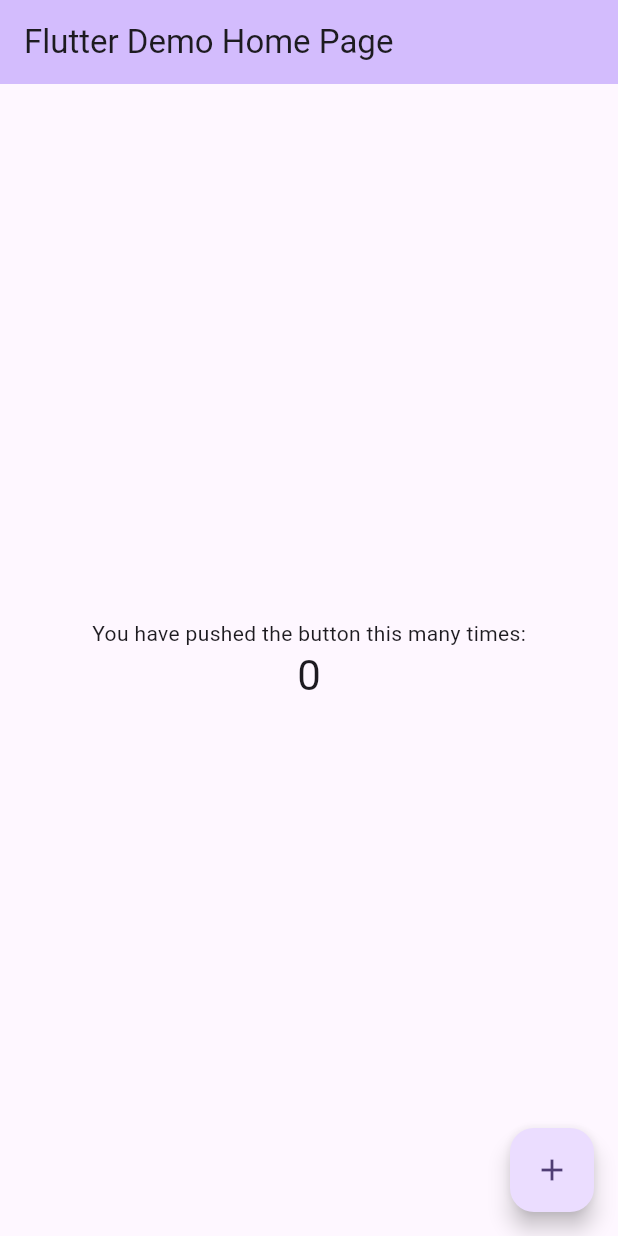
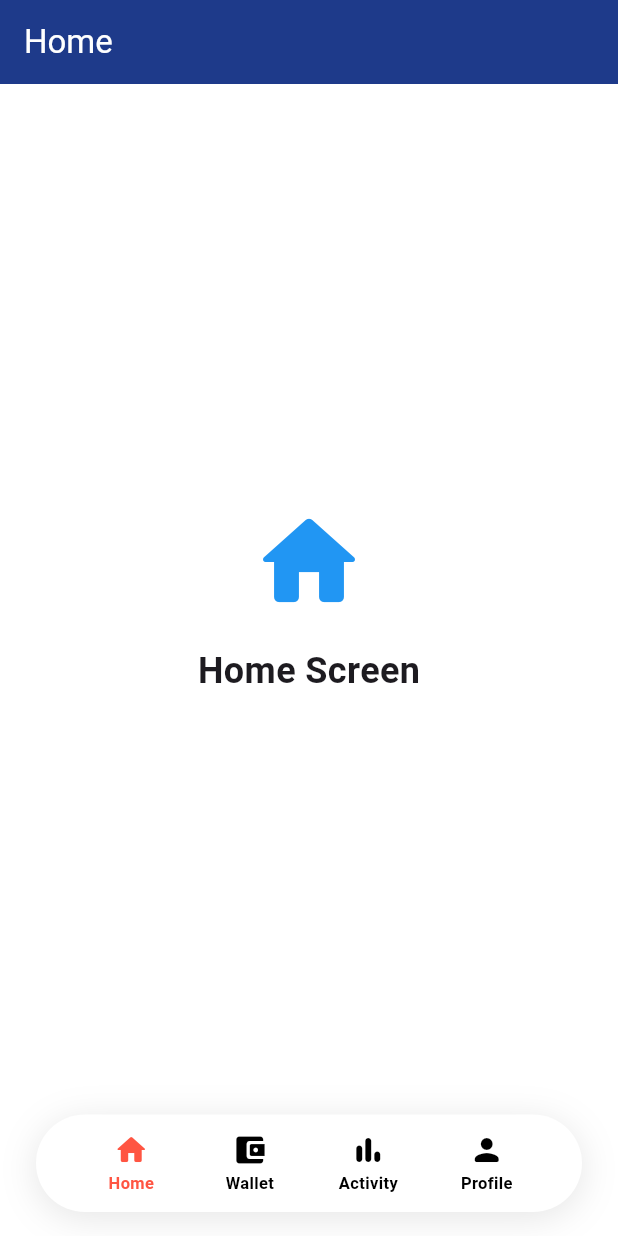
Before and after one commit to GenePay-Full-Stack-Project/genepay-user-app, a Flutter app: the screen it shows after launch, on a phone screen of 412 x 824 dp. Run offline on Flutter 3.47's test engine with Material 3 defaults, Android fonts, the phone set to English and light mode, and no system bars.

Commit message:
Implement main navigation and add screens for Home, Wallet, Activity, and Profile

```diff
--- a/lib/main.dart
+++ b/lib/main.dart
@@ -1,4 +1,5 @@
 import 'package:flutter/material.dart';
+import 'screens/main_navigation.dart';
 
 void main() {
   runApp(const MyApp());
@@ -7,116 +8,14 @@ void main() {
 class MyApp extends StatelessWidget {
   const MyApp({super.key});
 
-  // This widget is the root of your application.
   @override
   Widget build(BuildContext context) {
     return MaterialApp(
-      title: 'Flutter Demo',
+      title: 'GenePay',
       theme: ThemeData(
-        // This is the theme of your application.
-        //
-        // TRY THIS: Try running your application with "flutter run". You'll see
-        // the application has a purple toolbar. Then, without quitting the app,
-        // try changing the seedColor in the colorScheme below to Colors.green
-        // and then invoke "hot reload" (save your changes or press the "hot
-        // reload" button in a Flutter-supported IDE, or press "r" if you used
-        // the command line to start the app).
-        //
-        // Notice that the counter didn't reset back to zero; the application
-        // state is not lost during the reload. To reset the state, use hot
-        // restart instead.
-        //
-        // This works for code too, not just values: Most code changes can be
-        // tested with just a hot reload.
         colorScheme: ColorScheme.fromSeed(seedColor: Colors.deepPurple),
       ),
-      home: const MyHomePage(title: 'Flutter Demo Home Page'),
+      home: const MainNavigation(),
     );
   }
 }
-
-class MyHomePage extends StatefulWidget {
-  const MyHomePage({super.key, required this.title});
-
-  // This widget is the home page of your application. It is stateful, meaning
-  // that it has a State object (defined below) that contains fields that affect
-  // how it looks.
-
-  // This class is the configuration for the state. It holds the values (in this
-  // case the title) provided by the parent (in this case the App widget) and
-  // used by the build method of the State. Fields in a Widget subclass are
-  // always marked "final".
-
-  final String title;
-
-  @override
-  State<MyHomePage> createState() => _MyHomePageState();
-}
-
-class _MyHomePageState extends State<MyHomePage> {
-  int _counter = 0;
-
-  void _incrementCounter() {
-    setState(() {
-      // This call to setState tells the Flutter framework that something has
-      // changed in this State, which causes it to rerun the build method below
-      // so that the display can reflect the updated values. If we changed
-      // _counter without calling setState(), then the build method would not be
-      // called again, and so nothing would appear to happen.
-      _counter++;
-    });
-  }
-
-  @override
-  Widget build(BuildContext context) {
-    // This method is rerun every time setState is called, for instance as done
-    // by the _incrementCounter method above.
-    //
-    // The Flutter framework has been optimized to make rerunning build methods
-    // fast, so that you can just rebuild anything that needs updating rather
-    // than having to individually change instances of widgets.
-    return Scaffold(
-      appBar: AppBar(
-        // TRY THIS: Try changing the color here to a specific color (to
-        // Colors.amber, perhaps?) and trigger a hot reload to see the AppBar
-        // change color while the other colors stay the same.
-        backgroundColor: Theme.of(context).colorScheme.inversePrimary,
-        // Here we take the value from the MyHomePage object that was created by
-        // the App.build method, and use it to set our appbar title.
-        title: Text(widget.title),
-      ),
-      body: Center(
-        // Center is a layout widget. It takes a single child and positions it
-        // in the middle of the parent.
-        child: Column(
-          // Column is also a layout widget. It takes a list of children and
-          // arranges them vertically. By default, it sizes itself to fit its
-          // children horizontally, and tries to be as tall as its parent.
-          //
-          // Column has various properties to control how it sizes itself and
-          // how it positions its children. Here we use mainAxisAlignment to
-          // center the children vertically; the main axis here is the vertical
-          // axis because Columns are vertical (the cross axis would be
-          // horizontal).
-          //
-          // TRY THIS: Invoke "debug painting" (choose the "Toggle Debug Paint"
-          // action in the IDE, or press "p" in the console), to see the
-          // wireframe for each widget.
-          mainAxisAlignment: MainAxisAlignment.center,
-          children: [
-            const Text('You have pushed the button this many times:'),
-            Text(
-              '$_counter',
-              style: Theme.of(context).textTheme.headlineMedium,
-            ),
-          ],
-        ),
-      ),
-      floatingActionButton: FloatingActionButton(
-        onPressed: _incrementCounter,
-        tooltip: 'Increment',
-        child: const Icon(Icons.add),
-      ),
-    );
-  }
-}
--- /dev/null
+++ b/lib/screens/activity_screen.dart
@@ -0,0 +1,22 @@
+import 'package:flutter/material.dart';
+
+class ActivityScreen extends StatelessWidget {
+  const ActivityScreen({super.key});
+
+  @override
+  Widget build(BuildContext context) {
+    return Center(
+      child: Column(
+        mainAxisAlignment: MainAxisAlignment.center,
+        children: [
+          Icon(Icons.bar_chart_rounded, size: 80, color: Colors.orange),
+          const SizedBox(height: 16),
+          const Text(
+            'Activity Screen',
+            style: TextStyle(fontSize: 24, fontWeight: FontWeight.bold),
+          ),
+        ],
+      ),
+    );
+  }
+}
--- /dev/null
+++ b/lib/screens/home_screen.dart
@@ -0,0 +1,22 @@
+import 'package:flutter/material.dart';
+
+class HomeScreen extends StatelessWidget {
+  const HomeScreen({super.key});
+
+  @override
+  Widget build(BuildContext context) {
+    return Center(
+      child: Column(
+        mainAxisAlignment: MainAxisAlignment.center,
+        children: [
+          Icon(Icons.home_rounded, size: 80, color: Colors.blue),
+          const SizedBox(height: 16),
+          const Text(
+            'Home Screen',
+            style: TextStyle(fontSize: 24, fontWeight: FontWeight.bold),
+          ),
+        ],
+      ),
+    );
+  }
+}
--- /dev/null
+++ b/lib/screens/main_navigation.dart
@@ -0,0 +1,126 @@
+import 'package:flutter/material.dart';
+import 'home_screen.dart';
+import 'wallet_screen.dart';
+import 'activity_screen.dart';
+import 'profile_screen.dart';
+
+class MainNavigation extends StatefulWidget {
+  const MainNavigation({super.key});
+
+  @override
+  State<MainNavigation> createState() => _MainNavigationState();
+}
+
+class _MainNavigationState extends State<MainNavigation> {
+  int _currentIndex = 0;
+
+  final List<Widget> _screens = [
+    const HomeScreen(),
+    const WalletScreen(),
+    const ActivityScreen(),
+    const ProfileScreen(),
+  ];
+
+  String _getScreenTitle() {
+    const titles = ['Home', 'Wallet', 'Activity', 'Profile'];
+    return titles[_currentIndex];
+  }
+
+  @override
+  Widget build(BuildContext context) {
+    return Scaffold(
+      backgroundColor: Colors.white,
+      appBar: AppBar(
+        title: Text(_getScreenTitle()),
+        backgroundColor: const Color(0xFF1E3A8A),
+        foregroundColor: Colors.white,
+      ),
+      body: _screens[_currentIndex],
+      bottomNavigationBar: Padding(
+        padding: const EdgeInsets.only(left: 24, right: 24, bottom: 16),
+        child: Container(
+          height: 65,
+          decoration: BoxDecoration(
+            color: Colors.white,
+            borderRadius: BorderRadius.circular(40),
+            boxShadow: [
+              BoxShadow(
+                color: Colors.black.withOpacity(0.1),
+                blurRadius: 20,
+                offset: const Offset(0, 4),
+              ),
+            ],
+          ),
+          child: Padding(
+            padding: const EdgeInsets.symmetric(
+              horizontal: 24.0,
+              vertical: 8.0,
+            ),
+            child: Row(
+              mainAxisAlignment: MainAxisAlignment.spaceEvenly,
+              children: [
+                _buildNavItem(
+                  icon: Icons.home_rounded,
+                  label: 'Home',
+                  index: 0,
+                ),
+                _buildNavItem(
+                  icon: Icons.account_balance_wallet_rounded,
+                  label: 'Wallet',
+                  index: 1,
+                ),
+                _buildNavItem(
+                  icon: Icons.bar_chart_rounded,
+                  label: 'Activity',
+                  index: 2,
+                ),
+                _buildNavItem(
+                  icon: Icons.person_rounded,
+                  label: 'Profile',
+                  index: 3,
+                ),
+              ],
+            ),
+          ),
+        ),
+      ),
+    );
+  }
+
+  Widget _buildNavItem({
+    required IconData icon,
+    required String label,
+    required int index,
+  }) {
+    final isSelected = _currentIndex == index;
+    return Expanded(
+      child: GestureDetector(
+        onTap: () {
+          setState(() {
+            _currentIndex = index;
+          });
+        },
+        child: Column(
+          mainAxisSize: MainAxisSize.min,
+          mainAxisAlignment: MainAxisAlignment.center,
+          children: [
+            Icon(
+              icon,
+              color: isSelected ? const Color(0xFFFF5542) : Colors.black,
+              size: 24,
+            ),
+            const SizedBox(height: 2),
+            Text(
+              label,
+              style: TextStyle(
+                fontSize: 11,
+                fontWeight: FontWeight.w600,
+                color: isSelected ? const Color(0xFFFF5542) : Colors.black,
+              ),
+            ),
+          ],
+        ),
+      ),
+    );
+  }
+}
--- /dev/null
+++ b/lib/screens/profile_screen.dart
@@ -0,0 +1,22 @@
+import 'package:flutter/material.dart';
+
+class ProfileScreen extends StatelessWidget {
+  const ProfileScreen({super.key});
+
+  @override
+  Widget build(BuildContext context) {
+    return Center(
+      child: Column(
+        mainAxisAlignment: MainAxisAlignment.center,
+        children: [
+          Icon(Icons.person_rounded, size: 80, color: Colors.purple),
+          const SizedBox(height: 16),
+          const Text(
+            'Profile Screen',
+            style: TextStyle(fontSize: 24, fontWeight: FontWeight.bold),
+          ),
+        ],
+      ),
+    );
+  }
+}
--- /dev/null
+++ b/lib/screens/wallet_screen.dart
@@ -0,0 +1,22 @@
+import 'package:flutter/material.dart';
+
+class WalletScreen extends StatelessWidget {
+  const WalletScreen({super.key});
+
+  @override
+  Widget build(BuildContext context) {
+    return Center(
+      child: Column(
+        mainAxisAlignment: MainAxisAlignment.center,
+        children: [
+          Icon(Icons.account_balance_wallet_rounded, size: 80, color: Colors.green),
+          const SizedBox(height: 16),
+          const Text(
+            'Wallet Screen',
+            style: TextStyle(fontSize: 24, fontWeight: FontWeight.bold),
+          ),
+        ],
+      ),
+    );
+  }
+}
```
